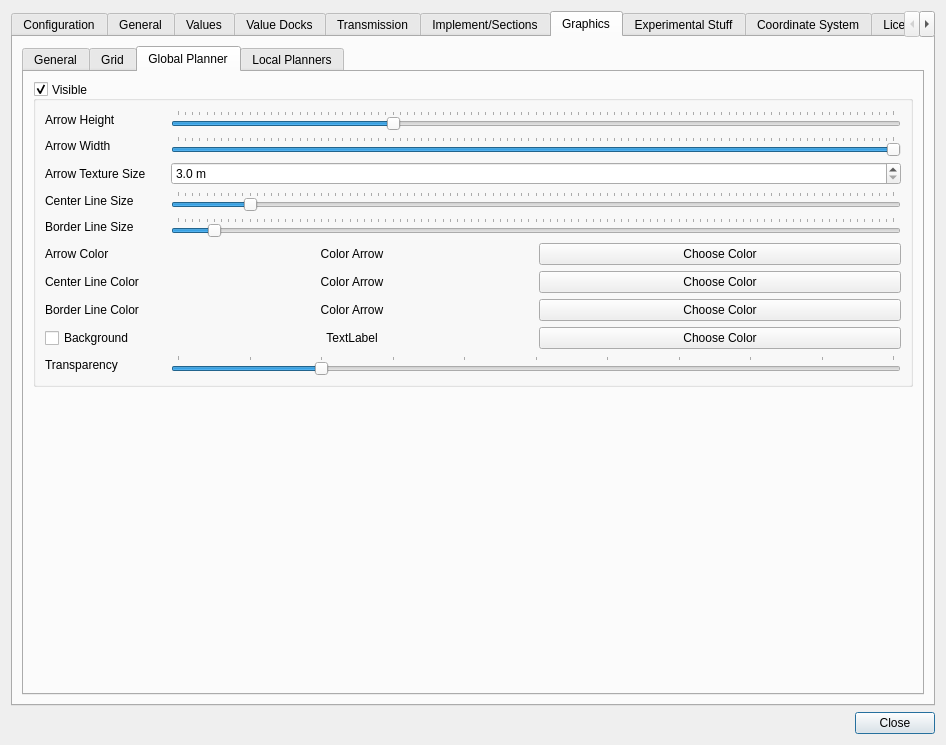
Before: the Qt Designer form src/gui/SettingsDialog.ui in eringerli/QtOpenGuidance, drawn with Qt 5.
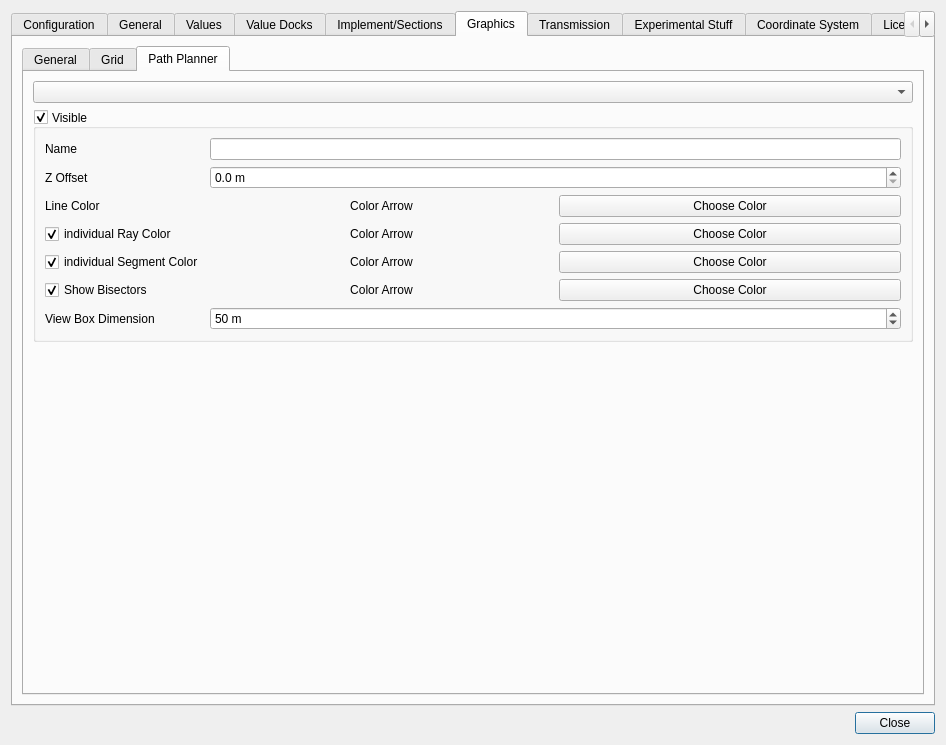
After: the same form once the commit is applied. The open tabs and pages were chosen to show the change. Icons and pictures are not drawn. Custom widgets are drawn as their Qt base class.

Commit message: Moved the visualisation of the path to its own block

```diff
--- a/src/gui/SettingsDialog.ui
+++ b/src/gui/SettingsDialog.ui
@@ -47,7 +47,7 @@
         <enum>Qt::NoFocus</enum>
        </property>
        <property name="currentIndex">
-        <number>1</number>
+        <number>0</number>
        </property>
        <widget class="QWidget" name="tabConfiguration">
         <attribute name="title">
@@ -765,16 +765,6 @@
          </item>
         </layout>
        </widget>
-       <widget class="QWidget" name="tabTransmission">
-        <attribute name="title">
-         <string>Transmission</string>
-        </attribute>
-        <layout class="QHBoxLayout" name="horizontalLayout_7">
-         <item>
-          <widget class="QTableView" name="tvTransmission"/>
-         </item>
-        </layout>
-       </widget>
        <widget class="QWidget" name="tabImplements">
         <attribute name="title">
          <string>Implement/Sections</string>
@@ -1455,11 +1445,14 @@
            </widget>
            <widget class="QWidget" name="tab_3">
             <attribute name="title">
-             <string>Global Planner</string>
+             <string>Path Planner</string>
             </attribute>
             <layout class="QVBoxLayout" name="verticalLayout_11">
              <item>
-              <widget class="QGroupBox" name="gbGlobalPlanner">
+              <widget class="QComboBox" name="cbPathPlanner"/>
+             </item>
+             <item>
+              <widget class="QGroupBox" name="gbPathPlanner">
                <property name="sizePolicy">
                 <sizepolicy hsizetype="Preferred" vsizetype="Preferred">
                  <horstretch>0</horstretch>
@@ -1475,487 +1468,108 @@
                <property name="checkable">
                 <bool>true</bool>
                </property>
-               <layout class="QGridLayout" name="gridLayout_16">
-                <item row="5" column="1" colspan="2">
-                 <widget class="QSlider" name="slGlobalPlannerBorderLine">
-                  <property name="maximum">
-                   <number>100</number>
-                  </property>
-                  <property name="value">
-                   <number>5</number>
-                  </property>
-                  <property name="orientation">
-                   <enum>Qt::Horizontal</enum>
-                  </property>
-                  <property name="tickPosition">
-                   <enum>QSlider::TicksAbove</enum>
-                  </property>
-                 </widget>
-                </item>
-                <item row="9" column="1">
-                 <widget class="QLabel" name="lbGlobalPlannerBackgroundColor">
-                  <property name="sizePolicy">
-                   <sizepolicy hsizetype="Expanding" vsizetype="Preferred">
-                    <horstretch>0</horstretch>
-                    <verstretch>0</verstretch>
-                   </sizepolicy>
-                  </property>
-                  <property name="focusPolicy">
-                   <enum>Qt::NoFocus</enum>
-                  </property>
-                  <property name="text">
-                   <string>TextLabel</string>
-                  </property>
-                  <property name="alignment">
-                   <set>Qt::AlignCenter</set>
-                  </property>
-                 </widget>
-                </item>
-                <item row="4" column="0">
-                 <widget class="QLabel" name="label_18">
-                  <property name="text">
-                   <string>Center Line Size</string>
-                  </property>
-                 </widget>
-                </item>
-                <item row="9" column="2">
-                 <widget class="QPushButton" name="pbGlobalPlannerBackgroundColor">
-                  <property name="sizePolicy">
-                   <sizepolicy hsizetype="Expanding" vsizetype="Preferred">
-                    <horstretch>0</horstretch>
-                    <verstretch>0</verstretch>
-                   </sizepolicy>
-                  </property>
-                  <property name="focusPolicy">
-                   <enum>Qt::NoFocus</enum>
-                  </property>
-                  <property name="text">
-                   <string>Choose Color</string>
-                  </property>
-                  <property name="icon">
-                   <iconset theme="color-management">
-                    <normaloff>.</normaloff>.</iconset>
-                  </property>
-                 </widget>
-                </item>
-                <item row="0" column="0">
-                 <widget class="QLabel" name="label_10">
-                  <property name="sizePolicy">
-                   <sizepolicy hsizetype="Minimum" vsizetype="Preferred">
-                    <horstretch>0</horstretch>
-                    <verstretch>0</verstretch>
-                   </sizepolicy>
-                  </property>
-                  <property name="minimumSize">
-                   <size>
-                    <width>120</width>
-                    <height>0</height>
-                   </size>
-                  </property>
-                  <property name="text">
-                   <string>Arrow Height</string>
-                  </property>
-                 </widget>
-                </item>
-                <item row="9" column="0">
-                 <widget class="QCheckBox" name="cbGlobalPlannerBackground">
-                  <property name="text">
-                   <string>Background</string>
-                  </property>
-                 </widget>
-                </item>
-                <item row="7" column="2">
-                 <widget class="QPushButton" name="pbGlobalPlannerCenterLineColor">
-                  <property name="sizePolicy">
-                   <sizepolicy hsizetype="Expanding" vsizetype="Preferred">
-                    <horstretch>0</horstretch>
-                    <verstretch>0</verstretch>
-                   </sizepolicy>
-                  </property>
-                  <property name="focusPolicy">
-                   <enum>Qt::NoFocus</enum>
-                  </property>
-                  <property name="text">
-                   <string>Choose Color</string>
-                  </property>
-                  <property name="icon">
-                   <iconset theme="color-management">
-                    <normaloff>.</normaloff>.</iconset>
-                  </property>
-                 </widget>
-                </item>
-                <item row="3" column="1" colspan="2">
-                 <widget class="QDoubleSpinBox" name="dsbGlobalPlannerTextureSize">
-                  <property name="suffix">
-                   <string> m</string>
-                  </property>
-                  <property name="decimals">
-                   <number>1</number>
-                  </property>
-                  <property name="minimum">
-                   <double>3.000000000000000</double>
-                  </property>
-                  <property name="maximum">
-                   <double>50.000000000000000</double>
-                  </property>
-                  <property name="value">
-                   <double>3.000000000000000</double>
-                  </property>
-                 </widget>
-                </item>
-                <item row="7" column="1">
-                 <widget class="QLabel" name="lbGlobalPlannerCenterLineColor">
-                  <property name="sizePolicy">
-                   <sizepolicy hsizetype="Expanding" vsizetype="Preferred">
-                    <horstretch>0</horstretch>
-                    <verstretch>0</verstretch>
-                   </sizepolicy>
-                  </property>
-                  <property name="focusPolicy">
-                   <enum>Qt::NoFocus</enum>
-                  </property>
-                  <property name="text">
-                   <string>Color Arrow</string>
-                  </property>
-                  <property name="alignment">
-                   <set>Qt::AlignCenter</set>
-                  </property>
-                 </widget>
-                </item>
-                <item row="0" column="1" colspan="2">
-                 <widget class="QSlider" name="slGlobalPlannerArrowSize">
-                  <property name="maximum">
-                   <number>100</number>
-                  </property>
-                  <property name="value">
-                   <number>30</number>
-                  </property>
-                  <property name="orientation">
-                   <enum>Qt::Horizontal</enum>
-                  </property>
-                  <property name="tickPosition">
-                   <enum>QSlider::TicksAbove</enum>
-                  </property>
-                 </widget>
-                </item>
-                <item row="10" column="1" colspan="2">
-                 <widget class="QSlider" name="slGlobalPlannerTransparency">
-                  <property name="maximum">
-                   <number>100</number>
-                  </property>
-                  <property name="value">
-                   <number>20</number>
-                  </property>
-                  <property name="orientation">
-                   <enum>Qt::Horizontal</enum>
-                  </property>
-                  <property name="tickPosition">
-                   <enum>QSlider::TicksAbove</enum>
-                  </property>
-                  <property name="tickInterval">
-                   <number>10</number>
-                  </property>
-                 </widget>
-                </item>
-                <item row="5" column="0">
-                 <widget class="QLabel" name="label_47">
-                  <property name="text">
-                   <string>Border Line Size</string>
-                  </property>
-                 </widget>
-                </item>
-                <item row="6" column="1">
-                 <widget class="QLabel" name="lbGlobalPlannerArrowColor">
-                  <property name="sizePolicy">
-                   <sizepolicy hsizetype="Expanding" vsizetype="Preferred">
-                    <horstretch>0</horstretch>
-                    <verstretch>0</verstretch>
-                   </sizepolicy>
-                  </property>
-                  <property name="focusPolicy">
-                   <enum>Qt::NoFocus</enum>
-                  </property>
-                  <property name="text">
-                   <string>Color Arrow</string>
-                  </property>
-                  <property name="alignment">
-                   <set>Qt::AlignCenter</set>
-                  </property>
-                 </widget>
-                </item>
-                <item row="4" column="1" colspan="2">
-                 <widget class="QSlider" name="slGlobalPlannerCenterLine">
-                  <property name="maximum">
-                   <number>100</number>
-                  </property>
-                  <property name="value">
-                   <number>10</number>
-                  </property>
-                  <property name="orientation">
-                   <enum>Qt::Horizontal</enum>
-                  </property>
-                  <property name="tickPosition">
-                   <enum>QSlider::TicksAbove</enum>
-                  </property>
-                 </widget>
-                </item>
-                <item row="6" column="2">
-                 <widget class="QPushButton" name="pbGlobalPlannerArrowColor">
-                  <property name="sizePolicy">
-                   <sizepolicy hsizetype="Expanding" vsizetype="Preferred">
-                    <horstretch>0</horstretch>
-                    <verstretch>0</verstretch>
-                   </sizepolicy>
-                  </property>
-                  <property name="focusPolicy">
-                   <enum>Qt::NoFocus</enum>
-                  </property>
-                  <property name="text">
-                   <string>Choose Color</string>
-                  </property>
-                  <property name="icon">
-                   <iconset theme="color-management">
-                    <normaloff>.</normaloff>.</iconset>
-                  </property>
-                 </widget>
-                </item>
-                <item row="8" column="2">
-                 <widget class="QPushButton" name="pbGlobalPlannerBorderLineColor">
-                  <property name="sizePolicy">
-                   <sizepolicy hsizetype="Expanding" vsizetype="Preferred">
-                    <horstretch>0</horstretch>
-                    <verstretch>0</verstretch>
-                   </sizepolicy>
-                  </property>
-                  <property name="focusPolicy">
-                   <enum>Qt::NoFocus</enum>
-                  </property>
-                  <property name="text">
-                   <string>Choose Color</string>
-                  </property>
-                  <property name="icon">
-                   <iconset theme="color-management">
-                    <normaloff>.</normaloff>.</iconset>
-                  </property>
-                 </widget>
-                </item>
-                <item row="8" column="1">
-                 <widget class="QLabel" name="lbGlobalPlannerBorderLineColor">
-                  <property name="sizePolicy">
-                   <sizepolicy hsizetype="Expanding" vsizetype="Preferred">
-                    <horstretch>0</horstretch>
-                    <verstretch>0</verstretch>
-                   </sizepolicy>
-                  </property>
-                  <property name="focusPolicy">
-                   <enum>Qt::NoFocus</enum>
-                  </property>
-                  <property name="text">
-                   <string>Color Arrow</string>
-                  </property>
-                  <property name="alignment">
-                   <set>Qt::AlignCenter</set>
-                  </property>
-                 </widget>
-                </item>
-                <item row="10" column="0">
-                 <widget class="QLabel" name="label_17">
-                  <property name="focusPolicy">
-                   <enum>Qt::NoFocus</enum>
-                  </property>
-                  <property name="text">
-                   <string>Transparency</string>
-                  </property>
-                 </widget>
-                </item>
-                <item row="6" column="0">
-                 <widget class="QLabel" name="label_15">
-                  <property name="focusPolicy">
-                   <enum>Qt::NoFocus</enum>
-                  </property>
-                  <property name="text">
-                   <string>Arrow Color</string>
-                  </property>
-                 </widget>
-                </item>
-                <item row="3" column="0">
-                 <widget class="QLabel" name="label_48">
-                  <property name="text">
-                   <string>Arrow Texture Size</string>
-                  </property>
-                 </widget>
-                </item>
-                <item row="8" column="0">
-                 <widget class="QLabel" name="label_28">
-                  <property name="focusPolicy">
-                   <enum>Qt::NoFocus</enum>
-                  </property>
-                  <property name="text">
-                   <string>Border Line Color</string>
-                  </property>
-                 </widget>
-                </item>
-                <item row="7" column="0">
-                 <widget class="QLabel" name="label_27">
-                  <property name="focusPolicy">
-                   <enum>Qt::NoFocus</enum>
-                  </property>
-                  <property name="text">
-                   <string>Center Line Color</string>
-                  </property>
-                 </widget>
-                </item>
-                <item row="1" column="0">
-                 <widget class="QLabel" name="label_49">
-                  <property name="sizePolicy">
-                   <sizepolicy hsizetype="Minimum" vsizetype="Preferred">
-                    <horstretch>0</horstretch>
-                    <verstretch>0</verstretch>
-                   </sizepolicy>
-                  </property>
-                  <property name="minimumSize">
-                   <size>
-                    <width>120</width>
-                    <height>0</height>
-                   </size>
-                  </property>
-                  <property name="text">
-                   <string>Arrow Width</string>
-                  </property>
-                 </widget>
-                </item>
-                <item row="1" column="1" colspan="2">
-                 <widget class="QSlider" name="slGlobalPlannerArrowWidth">
-                  <property name="maximum">
-                   <number>100</number>
-                  </property>
-                  <property name="value">
-                   <number>100</number>
-                  </property>
-                  <property name="orientation">
-                   <enum>Qt::Horizontal</enum>
-                  </property>
-                  <property name="tickPosition">
-                   <enum>QSlider::TicksAbove</enum>
-                  </property>
-                 </widget>
-                </item>
-               </layout>
-              </widget>
-             </item>
-             <item>
-              <spacer name="verticalSpacer_5">
-               <property name="orientation">
-                <enum>Qt::Vertical</enum>
-               </property>
-               <property name="sizeHint" stdset="0">
-                <size>
-                 <width>20</width>
-                 <height>40</height>
-                </size>
-               </property>
-              </spacer>
-             </item>
-            </layout>
-           </widget>
-           <widget class="QWidget" name="tab_4">
-            <attribute name="title">
-             <string>Local Planners</string>
-            </attribute>
-            <layout class="QVBoxLayout" name="verticalLayout_13">
-             <item>
-              <widget class="QGroupBox" name="gbLocalPlanner">
-               <property name="title">
-                <string>Visible</string>
-               </property>
-               <property name="checkable">
-                <bool>true</bool>
-               </property>
                <layout class="QGridLayout" name="gridLayout_5">
-                <item row="0" column="0">
-                 <widget class="QLabel" name="label_24">
+                <item row="2" column="2">
+                 <widget class="QPushButton" name="pbPathPlannerLineColor">
                   <property name="sizePolicy">
-                   <sizepolicy hsizetype="Minimum" vsizetype="Preferred">
+                   <sizepolicy hsizetype="Expanding" vsizetype="Preferred">
                     <horstretch>0</horstretch>
                     <verstretch>0</verstretch>
                    </sizepolicy>
                   </property>
-                  <property name="minimumSize">
-                   <size>
-                    <width>120</width>
-                    <height>0</height>
-                   </size>
+                  <property name="focusPolicy">
+                   <enum>Qt::NoFocus</enum>
                   </property>
                   <property name="text">
-                   <string>Arrow Size</string>
+                   <string>Choose Color</string>
                   </property>
+                  <property name="icon">
+                   <iconset theme="color-management">
+                    <normaloff>.</normaloff>.</iconset>
+                  </property>
                  </widget>
                 </item>
-                <item row="1" column="0">
-                 <widget class="QLabel" name="label_25">
+                <item row="4" column="0">
+                 <widget class="QCheckBox" name="cbPathPlannerSegmentColor">
                   <property name="text">
-                   <string>Arrow Distance</string>
+                   <string>individual Segment Color</string>
                   </property>
+                  <property name="checked">
+                   <bool>true</bool>
+                  </property>
                  </widget>
                 </item>
-                <item row="2" column="0">
+                <item row="4" column="1">
+                 <widget class="QLabel" name="lbPathPlannerSegmentColor">
+                  <property name="sizePolicy">
+                   <sizepolicy hsizetype="Expanding" vsizetype="Preferred">
+                    <horstretch>0</horstretch>
+                    <verstretch>0</verstretch>
+                   </sizepolicy>
+                  </property>
+                  <property name="focusPolicy">
+                   <enum>Qt::NoFocus</enum>
+                  </property>
+                  <property name="text">
+                   <string>Color Arrow</string>
+                  </property>
+                  <property name="alignment">
+                   <set>Qt::AlignCenter</set>
+                  </property>
+                 </widget>
+                </item>
+                <item row="5" column="2">
+                 <widget class="QPushButton" name="pbPathPlannerBisectorsColor">
+                  <property name="sizePolicy">
+                   <sizepolicy hsizetype="Expanding" vsizetype="Preferred">
+                    <horstretch>0</horstretch>
+                    <verstretch>0</verstretch>
+                   </sizepolicy>
+                  </property>
+                  <property name="focusPolicy">
+                   <enum>Qt::NoFocus</enum>
+                  </property>
+                  <property name="text">
+                   <string>Choose Color</string>
+                  </property>
+                  <property name="icon">
+                   <iconset theme="color-management">
+                    <normaloff>.</normaloff>.</iconset>
+                  </property>
+                 </widget>
+                </item>
+                <item row="6" column="0">
                  <widget class="QLabel" name="label_23">
+                  <property name="focusPolicy">
+                   <enum>Qt::NoFocus</enum>
+                  </property>
                   <property name="text">
-                   <string>Line Width</string>
+                   <string>View Box Dimension</string>
                   </property>
                  </widget>
                 </item>
                 <item row="3" column="0">
-                 <widget class="QLabel" name="label_14">
-                  <property name="focusPolicy">
-                   <enum>Qt::NoFocus</enum>
-                  </property>
+                 <widget class="QCheckBox" name="cbPathPlannerRayColor">
                   <property name="text">
-                   <string>Arrow Color</string>
+                   <string>individual Ray Color</string>
                   </property>
-                 </widget>
-                </item>
-                <item row="3" column="1">
-                 <widget class="QLabel" name="lbLocalPlannerArrowColor">
-                  <property name="sizePolicy">
-                   <sizepolicy hsizetype="Expanding" vsizetype="Preferred">
-                    <horstretch>0</horstretch>
-                    <verstretch>0</verstretch>
-                   </sizepolicy>
+                  <property name="checked">
+                   <bool>true</bool>
                   </property>
-                  <property name="focusPolicy">
-                   <enum>Qt::NoFocus</enum>
-                  </property>
-                  <property name="text">
-                   <string>TextLabel</string>
-                  </property>
-                  <property name="alignment">
-                   <set>Qt::AlignCenter</set>
-                  </property>
                  </widget>
                 </item>
-                <item row="3" column="2">
-                 <widget class="QPushButton" name="pbLocalPlannerArrowColor">
-                  <property name="sizePolicy">
-                   <sizepolicy hsizetype="Expanding" vsizetype="Preferred">
-                    <horstretch>0</horstretch>
-                    <verstretch>0</verstretch>
-                   </sizepolicy>
-                  </property>
-                  <property name="focusPolicy">
-                   <enum>Qt::NoFocus</enum>
-                  </property>
+                <item row="5" column="0">
+                 <widget class="QCheckBox" name="cbPathPlannerBisectors">
                   <property name="text">
-                   <string>Choose Color</string>
+                   <string>Show Bisectors</string>
                   </property>
-                  <property name="icon">
-                   <iconset theme="color-management">
-                    <normaloff>.</normaloff>.</iconset>
+                  <property name="checked">
+                   <bool>true</bool>
                   </property>
                  </widget>
                 </item>
-                <item row="4" column="0">
-                 <widget class="QLabel" name="label_13">
+                <item row="2" column="0">
+                 <widget class="QLabel" name="label_15">
                   <property name="focusPolicy">
                    <enum>Qt::NoFocus</enum>
                   </property>
@@ -1964,8 +1578,8 @@
                   </property>
                  </widget>
                 </item>
-                <item row="4" column="1">
-                 <widget class="QLabel" name="lbLocalPlannerLineColor">
+                <item row="3" column="2">
+                 <widget class="QPushButton" name="pbPathPlannerRayColor">
                   <property name="sizePolicy">
                    <sizepolicy hsizetype="Expanding" vsizetype="Preferred">
                     <horstretch>0</horstretch>
@@ -1976,15 +1590,92 @@
                    <enum>Qt::NoFocus</enum>
                   </property>
                   <property name="text">
-                   <string>TextLabel</string>
+                   <string>Choose Color</string>
                   </property>
+                  <property name="icon">
+                   <iconset theme="color-management">
+                    <normaloff>.</normaloff>.</iconset>
+                  </property>
+                 </widget>
+                </item>
+                <item row="3" column="1">
+                 <widget class="QLabel" name="lbPathPlannerRayColor">
+                  <property name="sizePolicy">
+                   <sizepolicy hsizetype="Expanding" vsizetype="Preferred">
+                    <horstretch>0</horstretch>
+                    <verstretch>0</verstretch>
+                   </sizepolicy>
+                  </property>
+                  <property name="focusPolicy">
+                   <enum>Qt::NoFocus</enum>
+                  </property>
+                  <property name="text">
+                   <string>Color Arrow</string>
+                  </property>
                   <property name="alignment">
                    <set>Qt::AlignCenter</set>
                   </property>
                  </widget>
                 </item>
+                <item row="5" column="1">
+                 <widget class="QLabel" name="lbPathPlannerBisectorsColor">
+                  <property name="sizePolicy">
+                   <sizepolicy hsizetype="Expanding" vsizetype="Preferred">
+                    <horstretch>0</horstretch>
+                    <verstretch>0</verstretch>
+                   </sizepolicy>
+                  </property>
+                  <property name="focusPolicy">
+                   <enum>Qt::NoFocus</enum>
+                  </property>
+                  <property name="text">
+                   <string>Color Arrow</string>
+                  </property>
+                  <property name="alignment">
+                   <set>Qt::AlignCenter</set>
+                  </property>
+                 </widget>
+                </item>
+                <item row="6" column="1" colspan="2">
+                 <widget class="QDoubleSpinBox" name="dsbPathlPlannerViewbox">
+                  <property name="sizePolicy">
+                   <sizepolicy hsizetype="Preferred" vsizetype="Fixed">
+                    <horstretch>0</horstretch>
+                    <verstretch>0</verstretch>
+                   </sizepolicy>
+                  </property>
+                  <property name="focusPolicy">
+                   <enum>Qt::WheelFocus</enum>
+                  </property>
+                  <property name="suffix">
+                   <string notr="true"> m</string>
+                  </property>
+                  <property name="decimals">
+                   <number>0</number>
+                  </property>
+                  <property name="minimum">
+                   <double>10.000000000000000</double>
+                  </property>
+                  <property name="maximum">
+                   <double>500.000000000000000</double>
+                  </property>
+                  <property name="singleStep">
+                   <double>1.000000000000000</double>
+                  </property>
+                  <property name="value">
+                   <double>50.000000000000000</double>
+                  </property>
+                 </widget>
+                </item>
+                <item row="1" column="0">
+                 <widget class="QLabel" name="label_48">
+                  <property name="text">
+                   <string>Z Offset</string>
+                  </property>
+                 </widget>
+                </item>
                 <item row="4" column="2">
-                 <widget class="QPushButton" name="pbLocalPlannerLineColor">
+                 <widget class="QPushButton" name="pbPathPlannerSegmentColor">
                   <property name="sizePolicy">
                    <sizepolicy hsizetype="Expanding" vsizetype="Preferred">
                     <horstretch>0</horstretch>
@@ -2003,79 +1694,62 @@
                   </property>
                  </widget>
                 </item>
-                <item row="5" column="0">
-                 <widget class="QLabel" name="label_16">
-                  <property name="focusPolicy">
-                   <enum>Qt::NoFocus</enum>
-                  </property>
+                <item row="0" column="0">
+                 <widget class="QLabel" name="label_10">
                   <property name="text">
-                   <string>Transparency</string>
+                   <string>Name</string>
                   </property>
                  </widget>
                 </item>
-                <item row="5" column="1" colspan="2">
-                 <widget class="QSlider" name="slLocalPlannerTransparency">
+                <item row="2" column="1">
+                 <widget class="QLabel" name="lbPathPlannerLineColor">
                   <property name="sizePolicy">
-                   <sizepolicy hsizetype="Expanding" vsizetype="Fixed">
+                   <sizepolicy hsizetype="Expanding" vsizetype="Preferred">
                     <horstretch>0</horstretch>
                     <verstretch>0</verstretch>
                    </sizepolicy>
                   </property>
-                  <property name="maximum">
-                   <number>100</number>
+                  <property name="focusPolicy">
+                   <enum>Qt::NoFocus</enum>
                   </property>
-                  <property name="value">
-                   <number>100</number>
+                  <property name="text">
+                   <string>Color Arrow</string>
                   </property>
-                  <property name="orientation">
-                   <enum>Qt::Horizontal</enum>
-                  </property>
-                  <property name="tickPosition">
-                   <enum>QSlider::TicksAbove</enum>
-                  </property>
-                  <property name="tickInterval">
-                   <number>10</number>
+                  <property name="alignment">
+                   <set>Qt::AlignCenter</set>
                   </property>
                  </widget>
                 </item>
-                <item row="2" column="1" colspan="2">
-                 <widget class="QDoubleSpinBox" name="dsbLocalPlannerLineWidth">
+                <item row="1" column="1" colspan="2">
+                 <widget class="QDoubleSpinBox" name="dsbPathlPlannerZOffset">
                   <property name="suffix">
                    <string> m</string>
                   </property>
+                  <property name="decimals">
+                   <number>1</number>
+                  </property>
+                  <property name="minimum">
+                   <double>0.000000000000000</double>
+                  </property>
                   <property name="maximum">
-                   <double>10.000000000000000</double>
+                   <double>50.000000000000000</double>
                   </property>
                   <property name="singleStep">
                    <double>0.100000000000000</double>
                   </property>
-                 </widget>
-                </item>
-                <item row="1" column="1" colspan="2">
-                 <widget class="QDoubleSpinBox" name="dsbLocalPlannerArrowDistance">
-                  <property name="suffix">
-                   <string> m</string>
-                  </property>
-                  <property name="maximum">
-                   <double>100.000000000000000</double>
+                  <property name="value">
+                   <double>0.000000000000000</double>
                   </property>
                  </widget>
                 </item>
                 <item row="0" column="1" colspan="2">
-                 <widget class="QDoubleSpinBox" name="dsbLocalPlannerArrowSize">
-                  <property name="suffix">
-                   <string> m</string>
-                  </property>
-                  <property name="maximum">
-                   <double>100.000000000000000</double>
-                  </property>
-                 </widget>
+                 <widget class="QLineEdit" name="lePathPlannerName"/>
                 </item>
                </layout>
               </widget>
              </item>
              <item>
-              <spacer name="verticalSpacer">
+              <spacer name="verticalSpacer_5">
                <property name="orientation">
                 <enum>Qt::Vertical</enum>
                </property>
@@ -2093,6 +1767,16 @@
          </item>
         </layout>
        </widget>
+       <widget class="QWidget" name="tabTransmission">
+        <attribute name="title">
+         <string>Transmission</string>
+        </attribute>
+        <layout class="QHBoxLayout" name="horizontalLayout_7">
+         <item>
+          <widget class="QTableView" name="tvTransmission"/>
+         </item>
+        </layout>
+       </widget>
        <widget class="QWidget" name="tabExperimental">
         <attribute name="title">
          <string>Experimental Stuff</string>
```
The commit also changes 17 other files.
